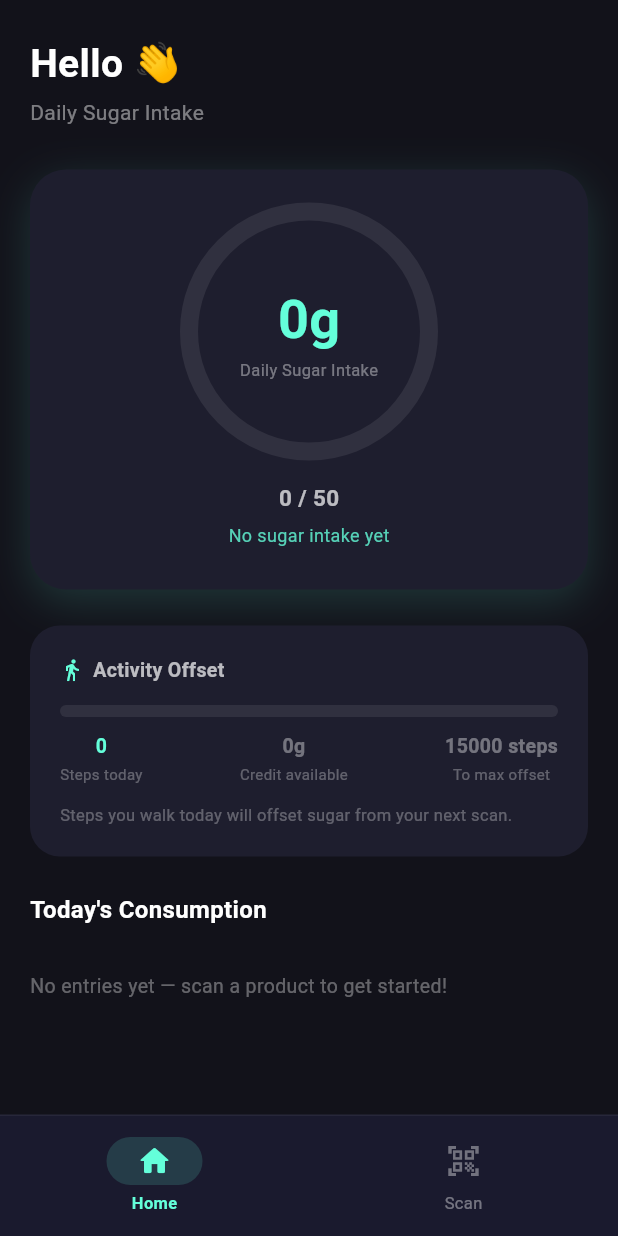
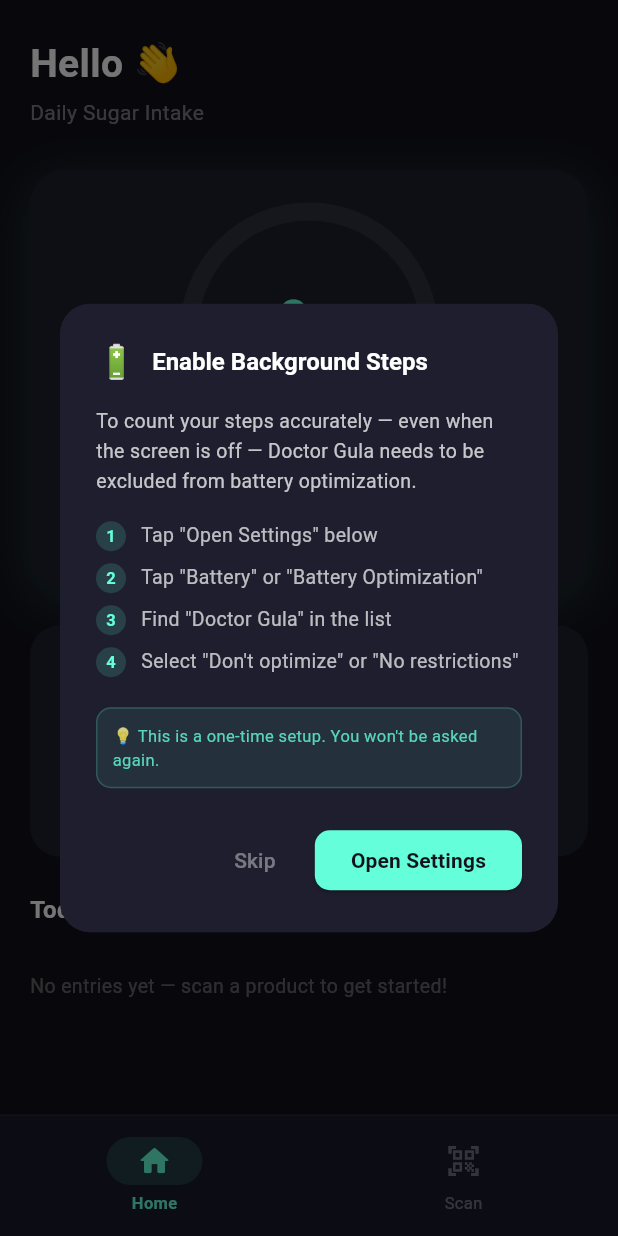
Before and after one commit to DhanyDelio/sugar-check-ai, a Flutter app: the screen it shows after launch, on a phone screen of 412 x 824 dp. Run offline on Flutter 3.47's test engine with Material 3 defaults, Android fonts, the phone set to English and light mode, and no system bars; our stand-ins replace camera, firebase_core, flutter_dotenv, flutter_image_compress, image_picker, pedometer and 2 more; missing offline and left inert: firebase_ml_model_downloader, flutter_foreground_task, tflite_flutter; accounts and stored records are empty.

Commit message:
feat: foreground service for background step counting, battery optimization dialog

```diff
--- a/lib/controllers/activity_controller.dart
+++ b/lib/controllers/activity_controller.dart
@@ -1,5 +1,6 @@
 import 'dart:async';
 import 'package:flutter/foundation.dart';
+import 'package:flutter_foreground_task/flutter_foreground_task.dart';
 import 'package:pedometer/pedometer.dart';
 import 'package:permission_handler/permission_handler.dart';
 import 'package:shared_preferences/shared_preferences.dart';
@@ -34,24 +35,62 @@
 // PERSISTENCE KEYS
 // ─────────────────────────────────────────────────────────────────────────────
 
-const _keySessionSteps  = 'activity_session_steps';
-const _keyUsedCredit    = 'activity_used_credit';
-const _keySavedDate     = 'activity_saved_date'; // YYYY-MM-DD
+const _keySessionSteps = 'activity_session_steps';
+const _keyUsedCredit   = 'activity_used_credit';
+const _keySavedDate    = 'activity_saved_date';
+
+// ─────────────────────────────────────────────────────────────────────────────
+// FOREGROUND TASK HANDLER
+// ─────────────────────────────────────────────────────────────────────────────
+
+@pragma('vm:entry-point')
+void startCallback() {
+  FlutterForegroundTask.setTaskHandler(_StepTaskHandler());
+}
+
+class _StepTaskHandler extends TaskHandler {
+  StreamSubscription<StepCount>? _sub;
+  int _baseline = 0;
+
+  @override
+  Future<void> onStart(DateTime timestamp, TaskStarter starter) async {
+    final prefs = await SharedPreferences.getInstance();
+    final saved = prefs.getInt(_keySessionSteps) ?? 0;
+
+    _sub = Pedometer.stepCountStream.listen(
+      (event) async {
+        if (_baseline == 0) {
+          _baseline = event.steps - saved;
+        }
+        final steps = event.steps - _baseline;
+        final current = prefs.getInt(_keySessionSteps) ?? 0;
+        if (steps > current) {
+          await prefs.setInt(_keySessionSteps, steps);
+          FlutterForegroundTask.updateService(
+            notificationText: 'Steps today: $steps',
+          );
+        }
+      },
+      onError: (e) => debugPrint("❌ FG pedometer error: $e"),
+      cancelOnError: false,
+    );
+  }
+
+  @override
+  Future<void> onRepeatEvent(DateTime timestamp) async {
+    // Keep-alive ping
+  }
+
+  @override
+  Future<void> onDestroy(DateTime timestamp) async {
+    await _sub?.cancel();
+  }
+}
 
 // ─────────────────────────────────────────────────────────────────────────────
 // ActivityController
 // ─────────────────────────────────────────────────────────────────────────────
 
-/// Manages step tracking and the hidden Sugar Credit system.
-///
-/// FLOW:
-///   Steps accumulate → converted to sugarCredit (capped at 15g, hidden from UI)
-///   On scan → SugarProvider calls processSugarIntake()
-///            → credit offsets scanned grams before they hit the meter
-///            → only the net amount (scanned - credit) enters the visible meter
-///
-/// The meter never decreases in real-time as the user walks.
-/// Credit is only consumed at the moment of a product scan.
 class ActivityController extends ChangeNotifier {
   /// Medical disclaimer — must be surfaced in any health-related UI.
   static const String medicalDisclaimer =
@@ -61,74 +100,110 @@
       'Selalu konsultasikan kondisi kesehatan Anda dengan dokter.';
 
   StreamSubscription<StepCount>? _stepSubscription;
+  Timer? _syncTimer;
 
   int    _sessionSteps = 0;
-  double _usedCredit   = 0; // grams of credit already consumed by scans today
+  double _usedCredit   = 0;
   int    _pedometerBaseline = 0;
   bool   _isTracking   = false;
   bool   _hasPermission = false;
 
   // ── Getters ───────────────────────────────────────────────────────────────
 
-  int get sessionSteps => _sessionSteps;
-  bool get isTracking  => _isTracking;
+  int    get sessionSteps   => _sessionSteps;
+  bool   get isTracking     => _isTracking;
 
-  /// Total credit earned from steps today (before usage), capped at 15g.
   double get earnedCredit =>
       (_sessionSteps / _stepsPerGram).clamp(0.0, _maxCreditGrams);
 
-  /// Credit still available to offset the next scan.
-  double get availableCredit => (earnedCredit - _usedCredit).clamp(0.0, _maxCreditGrams);
+  double get availableCredit =>
+      (earnedCredit - _usedCredit).clamp(0.0, _maxCreditGrams);
 
-  /// Steps still needed to reach the daily credit cap (15g = 15,000 steps).
   int get stepsToMaxCredit =>
       ((_maxCreditGrams - earnedCredit) * _stepsPerGram).round().clamp(0, 15000);
 
-  /// Progress toward the credit cap (0.0 → 1.0).
-  double get creditProgress => (earnedCredit / _maxCreditGrams).clamp(0.0, 1.0);
+  double get creditProgress =>
+      (earnedCredit / _maxCreditGrams).clamp(0.0, 1.0);
 
   bool get isCreditCapped => earnedCredit >= _maxCreditGrams;
 
   // ── Public API ────────────────────────────────────────────────────────────
 
-  /// Called by SugarProvider when user confirms a scan.
-  ///
-  /// Returns the NET grams that should be added to the visible sugar meter
-  /// after applying available credit as an offset.
-  ///
-  /// Example:
-  ///   availableCredit = 5g, scannedGrams = 18g → returns 13g, credit used = 5g
-  ///   availableCredit = 20g (capped to 15g), scannedGrams = 10g → returns 0g, credit used = 10g
+  /// Applies available credit against scanned sugar.
+  /// Returns net grams to add to the visible meter.
   double processSugarIntake(double scannedGrams) {
     final double credit = availableCredit;
-
-    if (credit <= 0) {
-      // No credit available — full amount hits the meter
-      return scannedGrams;
-    }
+    if (credit <= 0) return scannedGrams;
 
     if (credit >= scannedGrams) {
-      // Credit fully covers this scan — meter gets 0
       _usedCredit += scannedGrams;
       _persist();
       notifyListeners();
       return 0.0;
     }
 
-    // Partial offset — meter gets the remainder
     _usedCredit += credit;
     _persist();
     notifyListeners();
     return scannedGrams - credit;
   }
 
-  /// Start step tracking (called on app init).
-  /// Restores persisted state and starts the pedometer stream.
+  /// Start step tracking with foreground service for background reliability.
   Future<void> startPassiveTracking() async {
     await _restoreState();
     await _requestPermission();
     if (!_hasPermission) return;
+    await _initForegroundTask();
     _startPedometer();
+    _startSyncTimer();
+  }
+
+  // ── Foreground Task ───────────────────────────────────────────────────────
+
+  Future<void> _initForegroundTask() async {
+    FlutterForegroundTask.init(
+      androidNotificationOptions: AndroidNotificationOptions(
+        channelId: 'doctor_gula_steps',
+        channelName: 'Step Tracking',
+        channelDescription: 'Keeps step counting active in the background',
+        channelImportance: NotificationChannelImportance.LOW,
+        priority: NotificationPriority.LOW,
+        enableVibration: false,
+        playSound: false,
+        showBadge: false,
+      ),
+      iosNotificationOptions: const IOSNotificationOptions(
+        showNotification: false,
+      ),
+      foregroundTaskOptions: ForegroundTaskOptions(
+        eventAction: ForegroundTaskEventAction.repeat(60000),
+        autoRunOnBoot: true,
+        allowWakeLock: true,
+      ),
+    );
+
+    if (!await FlutterForegroundTask.isRunningService) {
+      await FlutterForegroundTask.startService(
+        serviceId: 1001,
+        notificationTitle: 'Doctor Gula',
+        notificationText: 'Counting your steps...',
+        callback: startCallback,
+      );
+      debugPrint("🚀 Foreground service started");
+    }
+  }
+
+  /// Periodically sync steps written by foreground isolate into main isolate.
+  void _startSyncTimer() {
+    _syncTimer?.cancel();
+    _syncTimer = Timer.periodic(const Duration(seconds: 10), (_) async {
+      final prefs = await SharedPreferences.getInstance();
+      final saved = prefs.getInt(_keySessionSteps) ?? 0;
+      if (saved > _sessionSteps) {
+        _sessionSteps = saved;
+        notifyListeners();
+      }
+    });
   }
 
   // ── Persistence ───────────────────────────────────────────────────────────
@@ -140,7 +215,6 @@
       final String? savedDate = prefs.getString(_keySavedDate);
 
       if (savedDate != today) {
-        // Midnight reset — new day, clear all daily data
         debugPrint("🔄 New day — resetting sugar credit and steps");
         await prefs.remove(_keySessionSteps);
         await prefs.remove(_keyUsedCredit);
@@ -148,15 +222,14 @@
         _sessionSteps = 0;
         _usedCredit   = 0;
       } else {
-        _sessionSteps = prefs.getInt(_keySessionSteps)    ?? 0;
-        _usedCredit   = prefs.getDouble(_keyUsedCredit)   ?? 0;
+        _sessionSteps = prefs.getInt(_keySessionSteps)  ?? 0;
+        _usedCredit   = prefs.getDouble(_keyUsedCredit) ?? 0;
       }
 
       debugPrint(
-          "📦 Restored activity: steps=$_sessionSteps "
-          "earnedCredit=${earnedCredit.toStringAsFixed(2)}g "
-          "usedCredit=${_usedCredit.toStringAsFixed(2)}g "
-          "availableCredit=${availableCredit.toStringAsFixed(2)}g");
+          "📦 Restored: steps=$_sessionSteps "
+          "earned=${earnedCredit.toStringAsFixed(2)}g "
+          "available=${availableCredit.toStringAsFixed(2)}g");
       notifyListeners();
     } catch (e) {
       debugPrint("❌ Activity restore error: $e");
@@ -166,9 +239,9 @@
   Future<void> _persist() async {
     try {
       final prefs = await SharedPreferences.getInstance();
-      await prefs.setInt(_keySessionSteps,    _sessionSteps);
-      await prefs.setDouble(_keyUsedCredit,   _usedCredit);
-      await prefs.setString(_keySavedDate,    _todayKey());
+      await prefs.setInt(_keySessionSteps,   _sessionSteps);
+      await prefs.setDouble(_keyUsedCredit,  _usedCredit);
+      await prefs.setString(_keySavedDate,   _todayKey());
     } catch (e) {
       debugPrint("❌ Activity persist error: $e");
     }
@@ -181,7 +254,7 @@
         '${now.day.toString().padLeft(2, '0')}';
   }
 
-  // ── Internal ──────────────────────────────────────────────────────────────
+  // ── Pedometer (main isolate — active when app is foreground) ──────────────
 
   void _startPedometer() {
     _stepSubscription?.cancel();
@@ -194,7 +267,7 @@
       onError: (e) => debugPrint("❌ Pedometer error: $e"),
       cancelOnError: false,
     );
-    debugPrint("👟 Step tracking started (1000 steps = 1g credit, cap 15g)");
+    debugPrint("👟 Pedometer started (1000 steps = 1g credit, cap 15g)");
   }
 
   void _onStep(StepCount event) {
@@ -217,6 +290,7 @@
   @override
   void dispose() {
     _stepSubscription?.cancel();
+    _syncTimer?.cancel();
     super.dispose();
   }
 }
--- a/lib/screens/home_screen.dart
+++ b/lib/screens/home_screen.dart
@@ -2,6 +2,7 @@
 import 'package:provider/provider.dart';
 import '../controllers/activity_controller.dart';
 import '../controllers/sugar_provider.dart';
+import '../services/battery_optimization_service.dart';
 import '../widgets/consumption_log_widget.dart';
 import '../widgets/daily_sugar_card.dart';
 import '../widgets/step_target_widget.dart';
@@ -21,6 +22,7 @@
     super.initState();
     WidgetsBinding.instance.addPostFrameCallback((_) {
       context.read<ActivityController>().startPassiveTracking();
+      BatteryOptimizationService.showIfNeeded(context);
     });
   }
 
--- /dev/null
+++ b/lib/services/battery_optimization_service.dart
@@ -0,0 +1,191 @@
+import 'dart:io';
+import 'package:flutter/material.dart';
+import 'package:flutter_foreground_task/flutter_foreground_task.dart';
+import 'package:permission_handler/permission_handler.dart';
+import 'package:shared_preferences/shared_preferences.dart';
+
+/// Handles battery optimization whitelist guidance.
+/// Shows a one-time dialog that walks the user through disabling
+/// battery optimization for this app — required for reliable background
+/// step counting on Realme, Xiaomi, OPPO, and other aggressive OEM ROMs.
+class BatteryOptimizationService {
+  static const String _shownKey = 'battery_opt_dialog_shown';
+
+  /// Returns true if battery optimization is still active (not whitelisted).
+  static Future<bool> isOptimizationActive() async {
+    if (!Platform.isAndroid) return false;
+    // If foreground service can run, battery optimization is likely disabled
+    final canSchedule = await FlutterForegroundTask.canScheduleExactAlarms;
+    return !canSchedule;
+  }
+
+  /// Returns true if the dialog has never been shown before.
+  static Future<bool> shouldShowDialog() async {
+    if (!Platform.isAndroid) return false;
+    final prefs = await SharedPreferences.getInstance();
+    return !(prefs.getBool(_shownKey) ?? false);
+  }
+
+  /// Mark dialog as shown so it never appears again.
+  static Future<void> markShown() async {
+    final prefs = await SharedPreferences.getInstance();
+    await prefs.setBool(_shownKey, true);
+  }
+
+  /// Opens the system app settings page directly.
+  static Future<void> openSettings() async {
+    await openAppSettings();
+  }
+
+  /// Show the guided dialog if it hasn't been shown yet.
+  /// Call this from HomeScreen after the first frame.
+  static Future<void> showIfNeeded(BuildContext context) async {
+    if (!await shouldShowDialog()) return;
+    if (!context.mounted) return;
+    await markShown();
+    await showDialog(
+      context: context,
+      barrierDismissible: false,
+      builder: (_) => const _BatteryOptDialog(),
+    );
+  }
+}
+
+class _BatteryOptDialog extends StatelessWidget {
+  const _BatteryOptDialog();
+
+  @override
+  Widget build(BuildContext context) {
+    return AlertDialog(
+      backgroundColor: const Color(0xFF1E1E2E),
+      shape: RoundedRectangleBorder(borderRadius: BorderRadius.circular(20)),
+      title: const Row(
+        children: [
+          Text("🔋", style: TextStyle(fontSize: 22)),
+          SizedBox(width: 10),
+          Expanded(
+            child: Text(
+              "Enable Background Steps",
+              style: TextStyle(
+                color: Colors.white,
+                fontSize: 16,
+                fontWeight: FontWeight.w700,
+              ),
+            ),
+          ),
+        ],
+      ),
+      content: Column(
+        mainAxisSize: MainAxisSize.min,
+        crossAxisAlignment: CrossAxisAlignment.start,
+        children: [
+          Text(
+            "To count your steps accurately — even when the screen is off — "
+            "Doctor Gula needs to be excluded from battery optimization.",
+            style: TextStyle(
+              color: Colors.white.withValues(alpha: 0.75),
+              fontSize: 13,
+              height: 1.5,
+            ),
+          ),
+          const SizedBox(height: 16),
+          _Step(number: "1", text: "Tap \"Open Settings\" below"),
+          _Step(number: "2", text: "Tap \"Battery\" or \"Battery Optimization\""),
+          _Step(number: "3", text: "Find \"Doctor Gula\" in the list"),
+          _Step(number: "4", text: "Select \"Don't optimize\" or \"No restrictions\""),
+          const SizedBox(height: 12),
+          Container(
+            padding: const EdgeInsets.all(10),
+            decoration: BoxDecoration(
+              color: Colors.tealAccent.withValues(alpha: 0.08),
+              borderRadius: BorderRadius.circular(10),
+              border: Border.all(
+                color: Colors.tealAccent.withValues(alpha: 0.2),
+              ),
+            ),
+            child: Text(
+              "💡 This is a one-time setup. You won't be asked again.",
+              style: TextStyle(
+                color: Colors.tealAccent.withValues(alpha: 0.8),
+                fontSize: 11,
+              ),
+            ),
+          ),
+        ],
+      ),
+      actions: [
+        TextButton(
+          onPressed: () => Navigator.of(context).pop(),
+          child: Text(
+            "Skip",
+            style: TextStyle(color: Colors.white.withValues(alpha: 0.4)),
+          ),
+        ),
+        ElevatedButton(
+          style: ElevatedButton.styleFrom(
+            backgroundColor: Colors.tealAccent,
+            foregroundColor: const Color(0xFF12121A),
+            shape: RoundedRectangleBorder(
+              borderRadius: BorderRadius.circular(10),
+            ),
+          ),
+          onPressed: () async {
+            Navigator.of(context).pop();
+            await BatteryOptimizationService.openSettings();
+          },
+          child: const Text(
+            "Open Settings",
+            style: TextStyle(fontWeight: FontWeight.w700),
+          ),
+        ),
+      ],
+    );
+  }
+}
+
+class _Step extends StatelessWidget {
+  final String number;
+  final String text;
+
+  const _Step({required this.number, required this.text});
+
+  @override
+  Widget build(BuildContext context) {
+    return Padding(
+      padding: const EdgeInsets.only(bottom: 8),
+      child: Row(
+        crossAxisAlignment: CrossAxisAlignment.start,
+        children: [
+          Container(
+            width: 20,
+            height: 20,
+            decoration: BoxDecoration(
+              color: Colors.tealAccent.withValues(alpha: 0.15),
+              shape: BoxShape.circle,
+            ),
+            child: Center(
+              child: Text(
+                number,
+                style: const TextStyle(
+                  color: Colors.tealAccent,
+                  fontSize: 11,
+                  fontWeight: FontWeight.w700,
+                ),
+              ),
+            ),
+          ),
+          const SizedBox(width: 10),
+          Expanded(
+            child: Text(
+              text,
+              style: TextStyle(
+                color: Colors.white.withValues(alpha: 0.7),
+                fontSize: 13,
+              ),
+            ),
+          ),
+        ],
+      ),
+    );
+  }
+}
--- a/pubspec.yaml
+++ b/pubspec.yaml
@@ -37,6 +37,7 @@
   shared_preferences: ^2.3.2
   cached_network_image: ^3.4.1
   pedometer: ^4.0.2
+  flutter_foreground_task: ^8.16.0
   provider: ^6.1.2
   cupertino_icons: ^1.0.8
 
```
Also changed, not shown: pubspec.lock, 1 other file.
